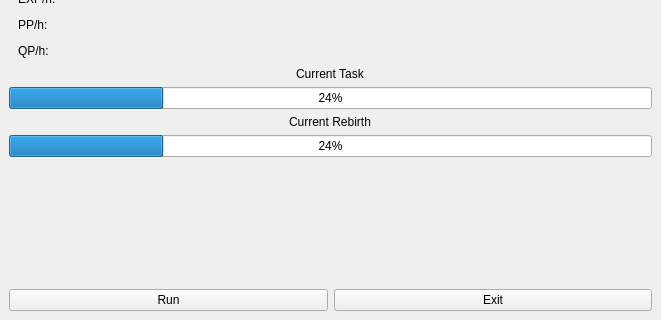
Qt form design/design.ui (kujan/NGU-scripts) before a commit; both pictures show x 0 to 661 and y 180 to 500 of the 661 by 500 pixel window.
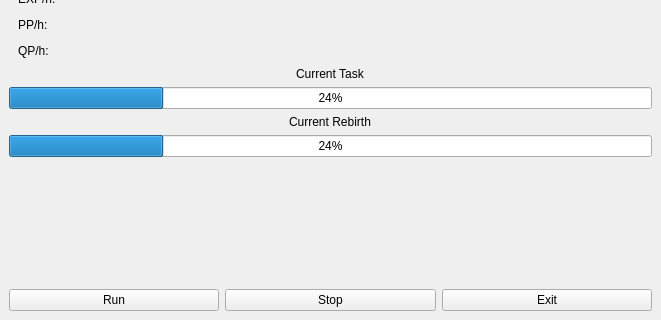
The same form after that commit.

Diff of the .ui file:
```diff
--- a/design/design.ui
+++ b/design/design.ui
@@ -563,6 +563,16 @@
         </property>
        </widget>
       </item>
+      <item>
+       <widget class="QPushButton" name="stop_button">
+        <property name="enabled">
+         <bool>true</bool>
+        </property>
+        <property name="text">
+         <string>Stop</string>
+        </property>
+       </widget>
+      </item>
       <item>
        <widget class="QPushButton" name="exit_button">
         <property name="text">
```
